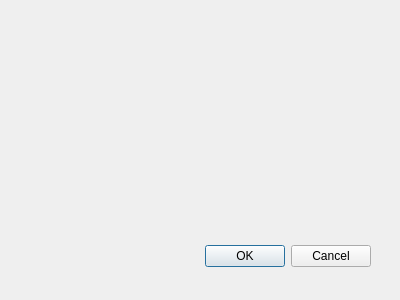
This is treeinterface.ui in Rerelekeke/Tree as Qt 5 draws it before an edit. The edited form follows.
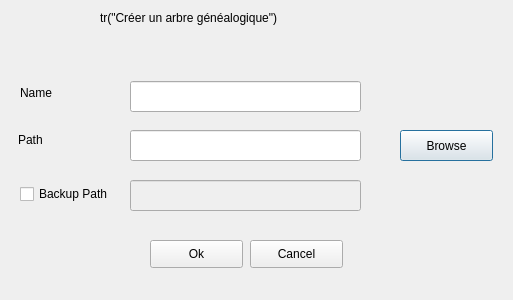
This is the edited form.

Patch:
```diff
--- a/treeinterface.ui
+++ b/treeinterface.ui
@@ -8,27 +8,135 @@
    <rect>
     <x>0</x>
     <y>0</y>
-    <width>400</width>
+    <width>513</width>
     <height>300</height>
    </rect>
   </property>
   <property name="windowTitle">
    <string>Dialog</string>
   </property>
-  <widget name="buttonBox" class="QDialogButtonBox">
+  <widget class="QLineEdit" name="fieldName">
    <property name="geometry">
     <rect>
-     <x>30</x>
+     <x>130</x>
+     <y>81</y>
+     <width>231</width>
+     <height>31</height>
+    </rect>
+   </property>
+  </widget>
+  <widget class="QLabel" name="labelTitle">
+   <property name="geometry">
+    <rect>
+     <x>100</x>
+     <y>10</y>
+     <width>221</width>
+     <height>16</height>
+    </rect>
+   </property>
+   <property name="text">
+    <string>tr(&quot;Créer un arbre généalogique&quot;)</string>
+   </property>
+  </widget>
+  <widget class="QLineEdit" name="fieldBackupPath">
+   <property name="enabled">
+    <bool>false</bool>
+   </property>
+   <property name="geometry">
+    <rect>
+     <x>130</x>
+     <y>180</y>
+     <width>231</width>
+     <height>31</height>
+    </rect>
+   </property>
+  </widget>
+  <widget class="QLabel" name="labelName">
+   <property name="geometry">
+    <rect>
+     <x>20</x>
+     <y>85</y>
+     <width>55</width>
+     <height>16</height>
+    </rect>
+   </property>
+   <property name="text">
+    <string>Name</string>
+   </property>
+  </widget>
+  <widget class="QLabel" name="labelPath">
+   <property name="geometry">
+    <rect>
+     <x>18</x>
+     <y>130</y>
+     <width>81</width>
+     <height>20</height>
+    </rect>
+   </property>
+   <property name="text">
+    <string>Path</string>
+   </property>
+  </widget>
+  <widget class="QLineEdit" name="fieldPath">
+   <property name="geometry">
+    <rect>
+     <x>130</x>
+     <y>130</y>
+     <width>231</width>
+     <height>31</height>
+    </rect>
+   </property>
+  </widget>
+  <widget class="QCheckBox" name="checkBoxBackupPath">
+   <property name="geometry">
+    <rect>
+     <x>20</x>
+     <y>184</y>
+     <width>101</width>
+     <height>20</height>
+    </rect>
+   </property>
+   <property name="text">
+    <string>Backup Path</string>
+   </property>
+  </widget>
+  <widget class="QPushButton" name="pushButtonBrowse">
+   <property name="geometry">
+    <rect>
+     <x>400</x>
+     <y>130</y>
+     <width>93</width>
+     <height>31</height>
+    </rect>
+   </property>
+   <property name="text">
+    <string>Browse</string>
+   </property>
+  </widget>
+  <widget class="QPushButton" name="pushButtonOk">
+   <property name="geometry">
+    <rect>
+     <x>150</x>
      <y>240</y>
-     <width>341</width>
-     <height>32</height>
+     <width>93</width>
+     <height>28</height>
     </rect>
    </property>
-   <property name="orientation">
-    <enum>Qt::Horizontal</enum>
+   <property name="text">
+    <string>Ok</string>
    </property>
-   <property name="standardButtons">
-    <set>QDialogButtonBox::Cancel|QDialogButtonBox::Ok</set>
+  </widget>
+  <widget class="QPushButton" name="pushButtonCancel">
+   <property name="geometry">
+    <rect>
+     <x>250</x>
+     <y>240</y>
+     <width>93</width>
+     <height>28</height>
+    </rect>
+   </property>
+   <property name="text">
+    <string>Cancel</string>
    </property>
   </widget>
  </widget>
```
Left out of the diff: 42 changed lines with no effect on the pictures.
